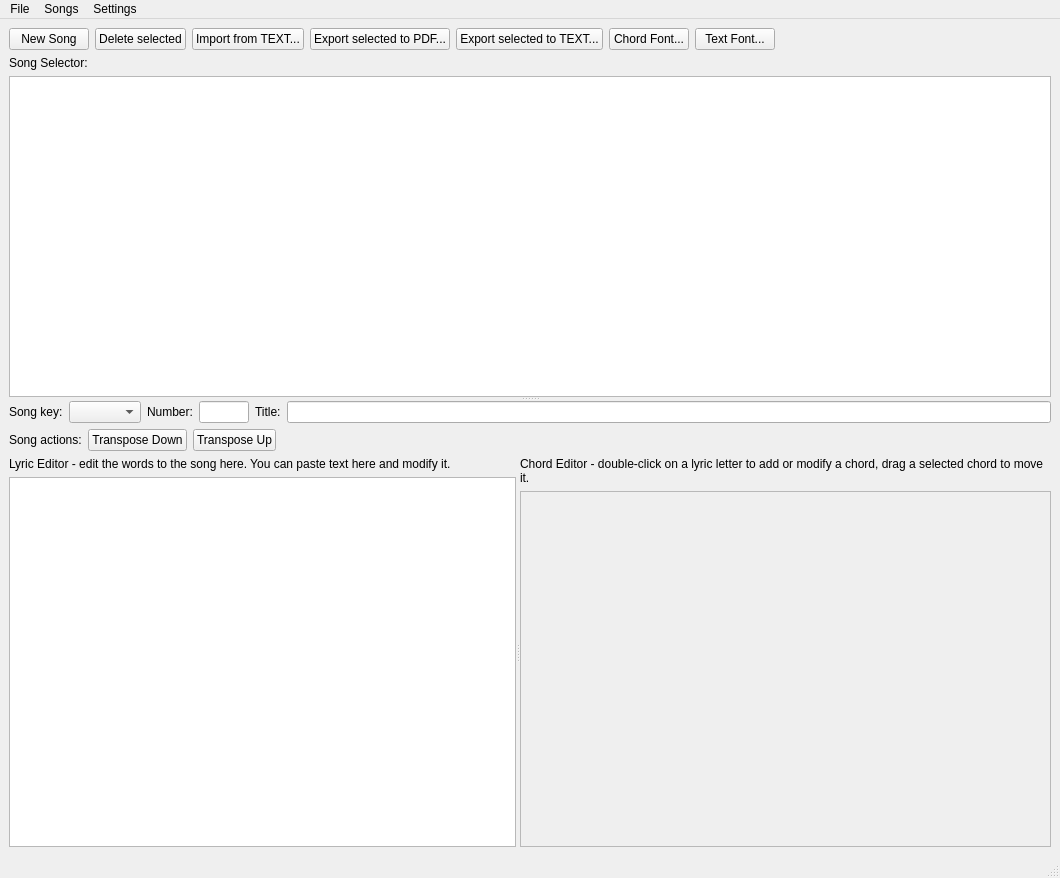
Qt form src/softchordeditor.ui (matvey83/softChord) before a commit.
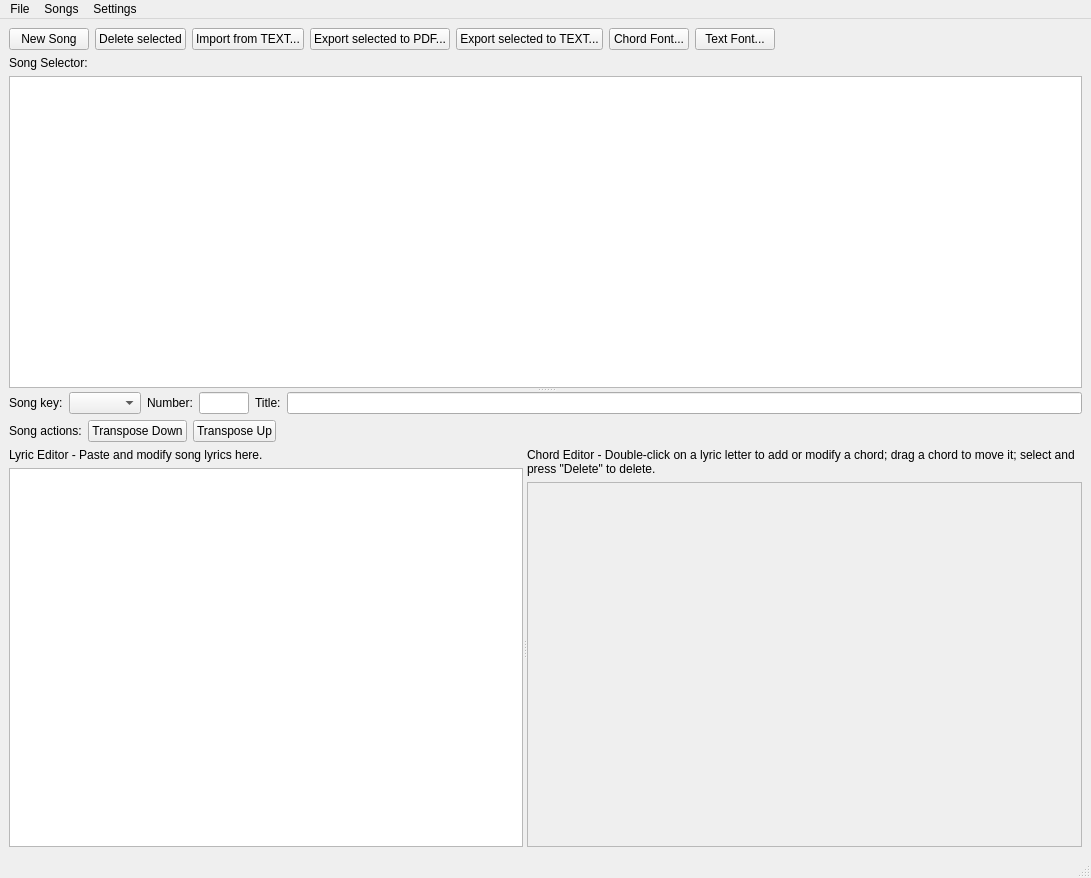
The same form after that commit.

```diff
--- a/src/softchordeditor.ui
+++ b/src/softchordeditor.ui
@@ -6,7 +6,7 @@
    <rect>
     <x>0</x>
     <y>0</y>
-    <width>1060</width>
+    <width>1091</width>
     <height>878</height>
    </rect>
   </property>
@@ -201,7 +201,7 @@
             <item>
              <widget class="QLabel" name="label">
               <property name="text">
-               <string>Lyric Editor - edit the words to the song here. You can paste text here and modify it.</string>
+               <string>Lyric Editor - Paste and modify song lyrics here.</string>
               </property>
               <property name="wordWrap">
                <bool>true</bool>
@@ -225,7 +225,7 @@
             <item>
              <widget class="QLabel" name="label_2">
               <property name="text">
-               <string>Chord Editor - double-click on a lyric letter to add or modify a chord, drag a selected chord to move it.</string>
+               <string>Chord Editor - Double-click on a lyric letter to add or modify a chord; drag a chord to move it; select and press &quot;Delete&quot; to delete.</string>
               </property>
               <property name="wordWrap">
                <bool>true</bool>
@@ -254,8 +254,8 @@
                 <rect>
                  <x>0</x>
                  <y>0</y>
-                 <width>505</width>
-                 <height>339</height>
+                 <width>525</width>
+                 <height>328</height>
                 </rect>
                </property>
               </widget>
@@ -276,8 +276,8 @@
     <rect>
      <x>0</x>
      <y>0</y>
-     <width>1060</width>
-     <height>25</height>
+     <width>1091</width>
+     <height>22</height>
     </rect>
    </property>
    <widget class="QMenu" name="menuSong">
```
